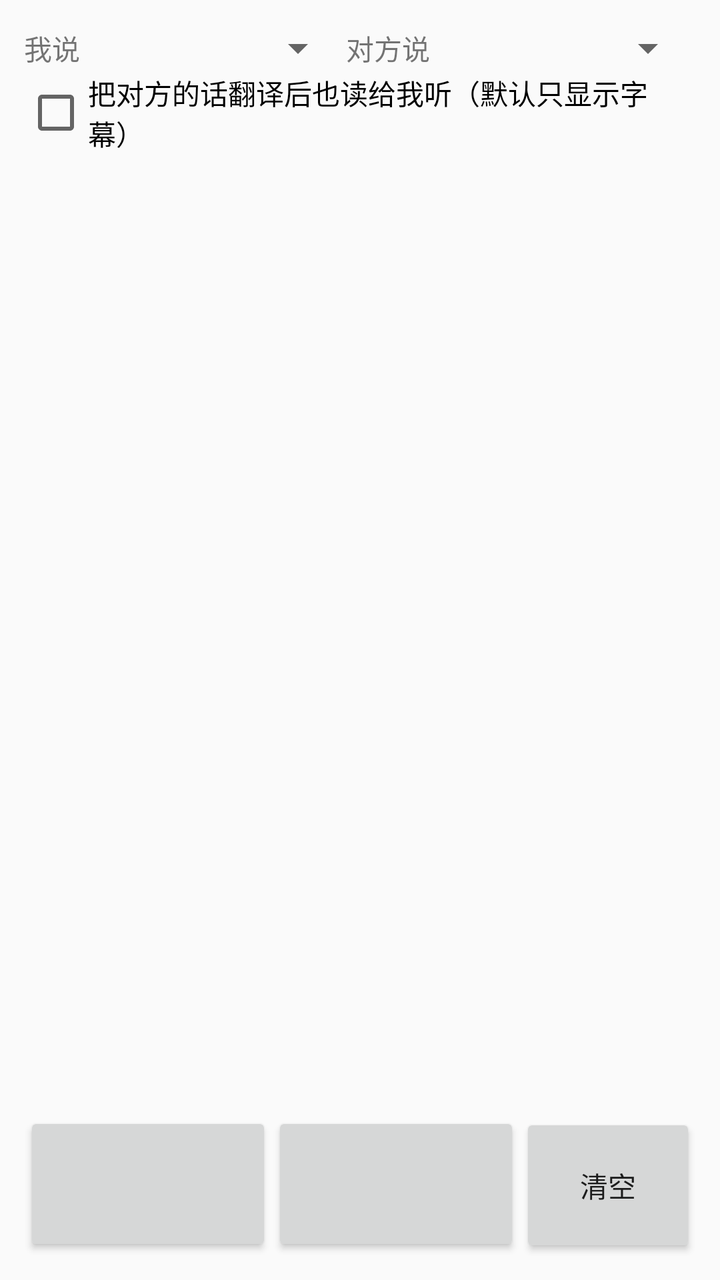
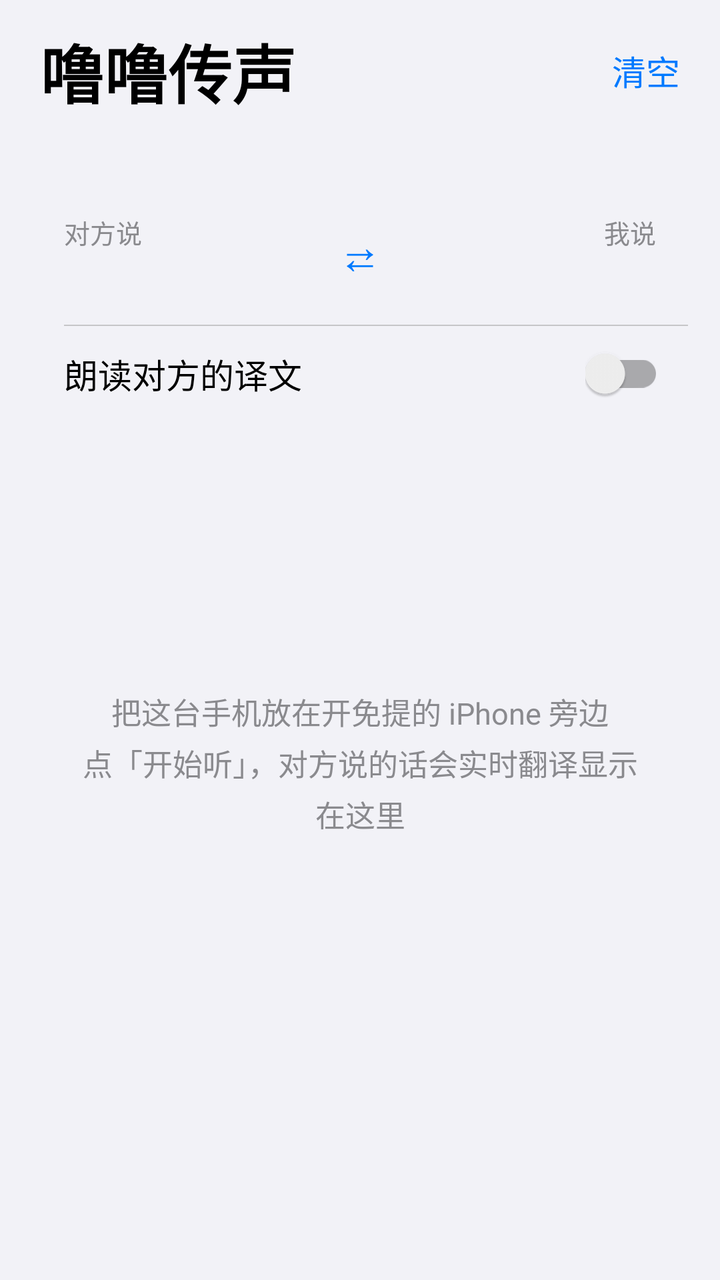

An Android layout rendered at two revisions. The XML below is the earlier revision; the diff shows what the commit changed to produce the second picture.
<!-- AndroidManifest.xml: application theme AppTheme -->
<!-- res/layout/activity_main.xml -->
<?xml version="1.0" encoding="utf-8"?>
<LinearLayout xmlns:android="http://schemas.android.com/apk/res/android"
    android:layout_width="match_parent"
    android:layout_height="match_parent"
    android:orientation="vertical"
    android:padding="12dp">

    <LinearLayout
        android:layout_width="match_parent"
        android:layout_height="wrap_content"
        android:gravity="center_vertical"
        android:orientation="horizontal">

        <TextView
            android:layout_width="wrap_content"
            android:layout_height="wrap_content"
            android:text="我说" />

        <Spinner
            android:id="@+id/spMine"
            android:layout_width="0dp"
            android:layout_height="wrap_content"
            android:layout_weight="1" />

        <TextView
            android:layout_width="wrap_content"
            android:layout_height="wrap_content"
            android:text="对方说" />

        <Spinner
            android:id="@+id/spTheirs"
            android:layout_width="0dp"
            android:layout_height="wrap_content"
            android:layout_weight="1" />
    </LinearLayout>

    <CheckBox
        android:id="@+id/cbReadAloud"
        android:layout_width="wrap_content"
        android:layout_height="wrap_content"
        android:text="把对方的话翻译后也读给我听（默认只显示字幕）" />

    <TextView
        android:id="@+id/tvStatus"
        android:layout_width="match_parent"
        android:layout_height="wrap_content"
        android:textSize="13sp" />

    <ScrollView
        android:id="@+id/scroll"
        android:layout_width="match_parent"
        android:layout_height="0dp"
        android:layout_marginTop="8dp"
        android:layout_weight="1">

        <LinearLayout
            android:id="@+id/llMessages"
            android:layout_width="match_parent"
            android:layout_height="wrap_content"
            android:orientation="vertical" />
    </ScrollView>

    <TextView
        android:id="@+id/tvPartial"
        android:layout_width="match_parent"
        android:layout_height="wrap_content"
        android:minHeight="48dp"
        android:paddingTop="4dp"
        android:textSize="15sp"
        android:textStyle="italic" />

    
    <TextView
        android:id="@+id/tvLiveTrans"
        android:layout_width="match_parent"
        android:layout_height="wrap_content"
        android:minHeight="64dp"
        android:textSize="24sp"
        android:textStyle="bold" />

    <LinearLayout
        android:layout_width="match_parent"
        android:layout_height="wrap_content"
        android:orientation="horizontal">

        <Button
            android:id="@+id/btnListen"
            android:layout_width="0dp"
            android:layout_height="72dp"
            android:layout_weight="1"
            android:textSize="17sp" />

        <Button
            android:id="@+id/btnTalk"
            android:layout_width="0dp"
            android:layout_height="72dp"
            android:layout_weight="1"
            android:textSize="17sp" />

        <Button
            android:id="@+id/btnClear"
            android:layout_width="wrap_content"
            android:layout_height="72dp"
            android:text="清空" />
    </LinearLayout>
</LinearLayout>
<!-- resources referenced by this layout -->
<resources>
  <style name="AppTheme" parent="Theme.AppCompat.DayNight.DarkActionBar" />
</resources>

<!-- the commit's change to res/layout/activity_main.xml (unified diff, before → after) -->
@@ -2,105 +2,296 @@
 <LinearLayout xmlns:android="http://schemas.android.com/apk/res/android"
     android:layout_width="match_parent"
     android:layout_height="match_parent"
-    android:orientation="vertical"
-    android:padding="12dp">
-
+    android:background="@color/bg"
+    android:orientation="vertical">
+
+    
     <LinearLayout
         android:layout_width="match_parent"
         android:layout_height="wrap_content"
         android:gravity="center_vertical"
-        android:orientation="horizontal">
-
-        <TextView
-            android:layout_width="wrap_content"
-            android:layout_height="wrap_content"
-            android:text="我说" />
-
-        <Spinner
-            android:id="@+id/spMine"
-            android:layout_width="0dp"
-            android:layout_height="wrap_content"
-            android:layout_weight="1" />
-
-        <TextView
-            android:layout_width="wrap_content"
-            android:layout_height="wrap_content"
-            android:text="对方说" />
-
-        <Spinner
-            android:id="@+id/spTheirs"
-            android:layout_width="0dp"
-            android:layout_height="wrap_content"
-            android:layout_weight="1" />
-    </LinearLayout>
-
-    <CheckBox
-        android:id="@+id/cbReadAloud"
-        android:layout_width="wrap_content"
-        android:layout_height="wrap_content"
-        android:text="把对方的话翻译后也读给我听（默认只显示字幕）" />
-
-    <TextView
-        android:id="@+id/tvStatus"
-        android:layout_width="match_parent"
-        android:layout_height="wrap_content"
-        android:textSize="13sp" />
-
-    <ScrollView
-        android:id="@+id/scroll"
-        android:layout_width="match_parent"
-        android:layout_height="0dp"
-        android:layout_marginTop="8dp"
-        android:layout_weight="1">
-
-        <LinearLayout
-            android:id="@+id/llMessages"
-            android:layout_width="match_parent"
-            android:layout_height="wrap_content"
-            android:orientation="vertical" />
-    </ScrollView>
-
-    <TextView
-        android:id="@+id/tvPartial"
-        android:layout_width="match_parent"
-        android:layout_height="wrap_content"
-        android:minHeight="48dp"
-        android:paddingTop="4dp"
-        android:textSize="15sp"
-        android:textStyle="italic" />
-
-    
-    <TextView
-        android:id="@+id/tvLiveTrans"
-        android:layout_width="match_parent"
-        android:layout_height="wrap_content"
-        android:minHeight="64dp"
-        android:textSize="24sp"
-        android:textStyle="bold" />
-
-    <LinearLayout
-        android:layout_width="match_parent"
-        android:layout_height="wrap_content"
-        android:orientation="horizontal">
-
-        <Button
-            android:id="@+id/btnListen"
-            android:layout_width="0dp"
-            android:layout_height="72dp"
-            android:layout_weight="1"
-            android:textSize="17sp" />
-
-        <Button
-            android:id="@+id/btnTalk"
-            android:layout_width="0dp"
-            android:layout_height="72dp"
-            android:layout_weight="1"
-            android:textSize="17sp" />
-
-        <Button
+        android:orientation="horizontal"
+        android:paddingStart="20dp"
+        android:paddingTop="12dp"
+        android:paddingEnd="12dp">
+
+        <TextView
+            android:layout_width="0dp"
+            android:layout_height="wrap_content"
+            android:layout_weight="1"
+            android:fontFamily="sans-serif-medium"
+            android:text="@string/app_name"
+            android:textColor="@color/label"
+            android:textSize="32sp"
+            android:textStyle="bold" />
+
+        <TextView
             android:id="@+id/btnClear"
             android:layout_width="wrap_content"
-            android:layout_height="72dp"
-            android:text="清空" />
+            android:layout_height="wrap_content"
+            android:background="?attr/selectableItemBackgroundBorderless"
+            android:minWidth="44dp"
+            android:minHeight="44dp"
+            android:gravity="center"
+            android:paddingStart="8dp"
+            android:paddingEnd="8dp"
+            android:text="清空"
+            android:textColor="@color/accent"
+            android:textSize="17sp" />
+    </LinearLayout>
+
+    
+    <LinearLayout
+        android:layout_width="match_parent"
+        android:layout_height="wrap_content"
+        android:gravity="center_vertical"
+        android:orientation="horizontal"
+        android:paddingStart="20dp"
+        android:paddingTop="2dp"
+        android:paddingEnd="20dp">
+
+        <View
+            android:id="@+id/dotStatus"
+            android:layout_width="8dp"
+            android:layout_height="8dp" />
+
+        <TextView
+            android:id="@+id/tvStatus"
+            android:layout_width="0dp"
+            android:layout_height="wrap_content"
+            android:layout_marginStart="8dp"
+            android:layout_weight="1"
+            android:textColor="@color/secondary"
+            android:textSize="13sp" />
+    </LinearLayout>
+
+    
+    <LinearLayout
+        android:id="@+id/cardSettings"
+        android:layout_width="match_parent"
+        android:layout_height="wrap_content"
+        android:layout_marginStart="16dp"
+        android:layout_marginTop="14dp"
+        android:layout_marginEnd="16dp"
+        android:orientation="vertical">
+
+        <LinearLayout
+            android:layout_width="match_parent"
+            android:layout_height="wrap_content"
+            android:gravity="center_vertical"
+            android:orientation="horizontal"
+            android:paddingTop="10dp"
+            android:paddingBottom="10dp">
+
+            <LinearLayout
+                android:id="@+id/boxTheirs"
+                android:layout_width="0dp"
+                android:layout_height="wrap_content"
+                android:layout_weight="1"
+                android:background="?attr/selectableItemBackground"
+                android:orientation="vertical"
+                android:paddingStart="16dp"
+                android:paddingTop="4dp"
+                android:paddingEnd="8dp"
+                android:paddingBottom="4dp">
+
+                <TextView
+                    android:layout_width="wrap_content"
+                    android:layout_height="wrap_content"
+                    android:text="对方说"
+                    android:textColor="@color/secondary"
+                    android:textSize="13sp" />
+
+                <TextView
+                    android:id="@+id/tvTheirs"
+                    android:layout_width="match_parent"
+                    android:layout_height="wrap_content"
+                    android:fontFamily="sans-serif-medium"
+                    android:textColor="@color/accent"
+                    android:textSize="17sp" />
+            </LinearLayout>
+
+            <TextView
+                android:id="@+id/btnSwap"
+                android:layout_width="44dp"
+                android:layout_height="44dp"
+                android:background="?attr/selectableItemBackgroundBorderless"
+                android:gravity="center"
+                android:text="⇄"
+                android:textColor="@color/accent"
+                android:textSize="22sp" />
+
+            <LinearLayout
+                android:id="@+id/boxMine"
+                android:layout_width="0dp"
+                android:layout_height="wrap_content"
+                android:layout_weight="1"
+                android:background="?attr/selectableItemBackground"
+                android:gravity="end"
+                android:orientation="vertical"
+                android:paddingStart="8dp"
+                android:paddingTop="4dp"
+                android:paddingEnd="16dp"
+                android:paddingBottom="4dp">
+
+                <TextView
+                    android:layout_width="wrap_content"
+                    android:layout_height="wrap_content"
+                    android:text="我说"
+                    android:textColor="@color/secondary"
+                    android:textSize="13sp" />
+
+                <TextView
+                    android:id="@+id/tvMine"
+                    android:layout_width="match_parent"
+                    android:layout_height="wrap_content"
+                    android:fontFamily="sans-serif-medium"
+                    android:gravity="end"
+                    android:textColor="@color/accent"
+                    android:textSize="17sp" />
+            </LinearLayout>
+        </LinearLayout>
+
+        <View
+            android:layout_width="match_parent"
+            android:layout_height="0.5dp"
+            android:layout_marginStart="16dp"
+            android:background="@color/separator" />
+
+        <LinearLayout
+            android:layout_width="match_parent"
+            android:layout_height="wrap_content"
+            android:gravity="center_vertical"
+            android:minHeight="48dp"
+            android:orientation="horizontal"
+            android:paddingStart="16dp"
+            android:paddingEnd="12dp">
+
+            <TextView
+                android:layout_width="0dp"
+                android:layout_height="wrap_content"
+                android:layout_weight="1"
+                android:paddingTop="10dp"
+                android:paddingBottom="10dp"
+                android:text="朗读对方的译文"
+                android:textColor="@color/label"
+                android:textSize="17sp" />
+
+            <androidx.appcompat.widget.SwitchCompat
+                android:id="@+id/swReadAloud"
+                android:layout_width="wrap_content"
+                android:layout_height="wrap_content" />
+        </LinearLayout>
+    </LinearLayout>
+
+    
+    <FrameLayout
+        android:layout_width="match_parent"
+        android:layout_height="0dp"
+        android:layout_weight="1">
+
+        <ScrollView
+            android:id="@+id/scroll"
+            android:layout_width="match_parent"
+            android:layout_height="match_parent"
+            android:clipToPadding="false"
+            android:paddingTop="8dp"
+            android:paddingBottom="8dp">
+
+            <LinearLayout
+                android:id="@+id/llMessages"
+                android:layout_width="match_parent"
+                android:layout_height="wrap_content"
+                android:orientation="vertical"
+                android:paddingStart="16dp"
+                android:paddingEnd="16dp" />
+        </ScrollView>
+
+        <TextView
+            android:id="@+id/tvEmpty"
+            android:layout_width="match_parent"
+            android:layout_height="wrap_content"
+            android:layout_gravity="center"
+            android:gravity="center"
+            android:lineSpacingExtra="4dp"
+            android:paddingStart="40dp"
+            android:paddingEnd="40dp"
+            android:text="把这台手机放在开免提的 iPhone 旁边\n点「开始听」，对方说的话会实时翻译显示在这里"
+            android:textColor="@color/secondary"
+            android:textSize="15sp" />
+    </FrameLayout>
+
+    
+    <LinearLayout
+        android:id="@+id/cardLive"
+        android:layout_width="match_parent"
+        android:layout_height="wrap_content"
+        android:layout_marginStart="16dp"
+        android:layout_marginEnd="16dp"
+        android:orientation="vertical"
+        android:paddingStart="16dp"
+        android:paddingTop="12dp"
+        android:paddingEnd="16dp"
+        android:paddingBottom="14dp"
+        android:visibility="gone">
+
+        <TextView
+            android:id="@+id/tvPartial"
+            android:layout_width="match_parent"
+            android:layout_height="wrap_content"
+            android:maxLines="3"
+            android:ellipsize="start"
+            android:textColor="@color/secondary"
+            android:textSize="15sp" />
+
+        <TextView
+            android:id="@+id/tvLiveTrans"
+            android:layout_width="match_parent"
+            android:layout_height="wrap_content"
+            android:layout_marginTop="4dp"
+            android:fontFamily="sans-serif-medium"
+            android:maxLines="4"
+            android:ellipsize="start"
+            android:textColor="@color/label"
+            android:textSize="22sp" />
+    </LinearLayout>
+
+    
+    <LinearLayout
+        android:layout_width="match_parent"
+        android:layout_height="wrap_content"
+        android:orientation="horizontal"
+        android:paddingStart="16dp"
+        android:paddingTop="12dp"
+        android:paddingEnd="16dp"
+        android:paddingBottom="20dp">
+
+        <TextView
+            android:id="@+id/btnListen"
+            android:layout_width="0dp"
+            android:layout_height="wrap_content"
+            android:layout_weight="1"
+            android:fontFamily="sans-serif-medium"
+            android:gravity="center"
+            android:minHeight="56dp"
+            android:paddingStart="8dp"
+            android:paddingEnd="8dp"
+            android:textSize="17sp" />
+
+        <Space
+            android:layout_width="12dp"
+            android:layout_height="1dp" />
+
+        <TextView
+            android:id="@+id/btnTalk"
+            android:layout_width="0dp"
+            android:layout_height="wrap_content"
+            android:layout_weight="1"
+            android:fontFamily="sans-serif-medium"
+            android:gravity="center"
+            android:minHeight="56dp"
+            android:paddingStart="8dp"
+            android:paddingEnd="8dp"
+            android:textSize="17sp" />
     </LinearLayout>
 </LinearLayout>
<!-- resource entries referenced after the edit -->
@@ -1,5 +1,11 @@
 <!-- resources referenced by this layout -->
 <resources>
+  <color name="accent">#007AFF</color>
+  <color name="bg">#F2F2F7</color>
+  <color name="label">#000000</color>
+  <color name="secondary">#8A8A8E</color>
+  <color name="separator">#C6C6C8</color>
+  <string name="app_name">噜噜传声</string>
   <style name="AppTheme" parent="Theme.AppCompat.DayNight.DarkActionBar" />
 </resources>
 
